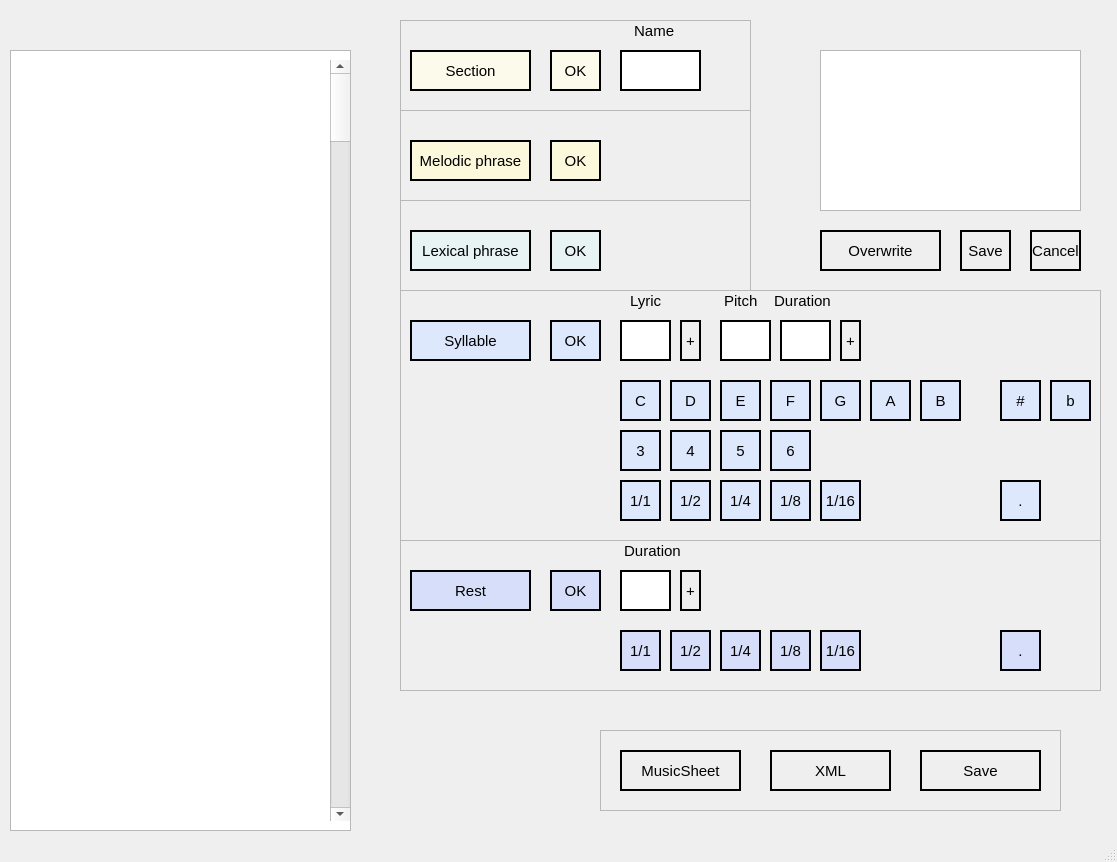
This is ui/song-xml_editor.ui in uU-Uuu/song-xml-editor as Qt 5 draws it before an edit. The edited form follows.
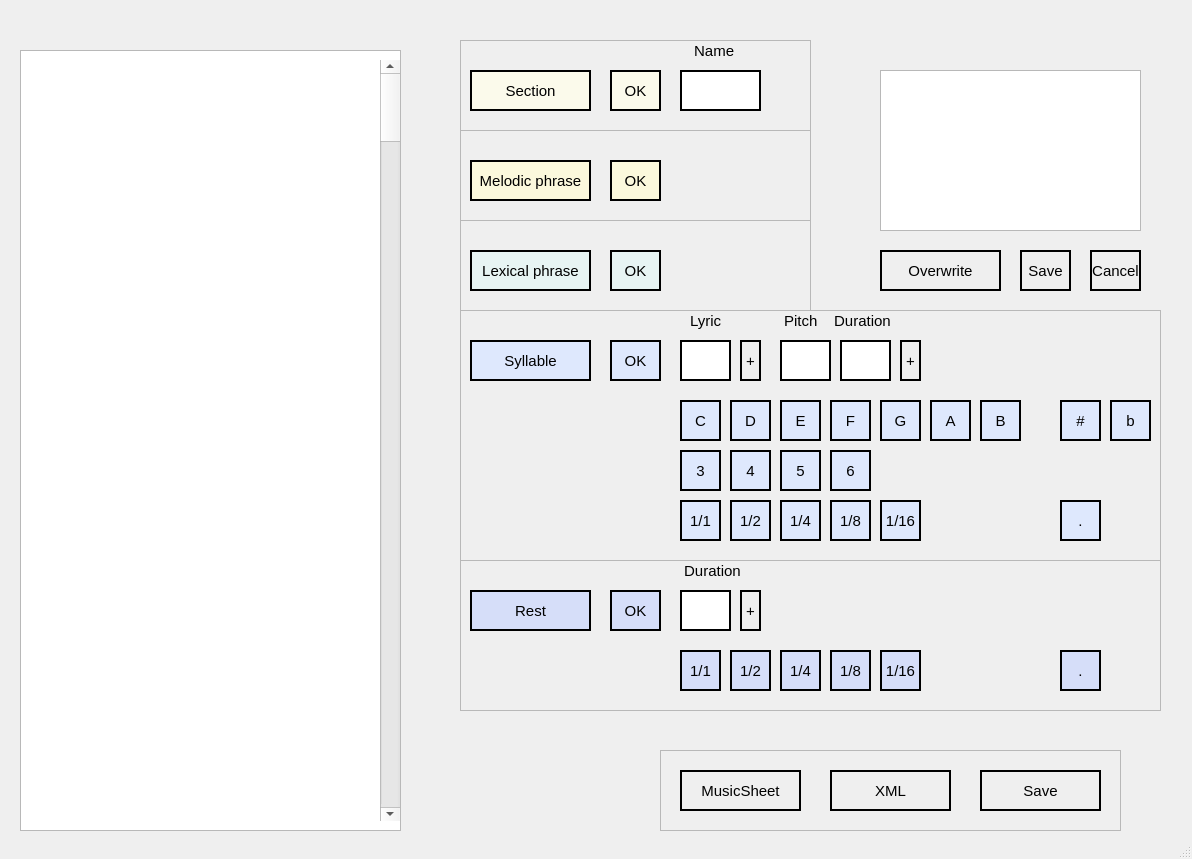
This is the edited form.

Patch:
```diff
--- a/ui/song-xml_editor.ui
+++ b/ui/song-xml_editor.ui
@@ -6,8 +6,8 @@
    <rect>
     <x>0</x>
     <y>0</y>
-    <width>1117</width>
-    <height>862</height>
+    <width>1192</width>
+    <height>859</height>
    </rect>
   </property>
   <property name="windowTitle">
@@ -17,7 +17,7 @@
    <widget class="QScrollBar" name="verticalScrollBar">
     <property name="geometry">
      <rect>
-      <x>330</x>
+      <x>290</x>
       <y>60</y>
       <width>20</width>
       <height>761</height>
@@ -30,8 +30,8 @@
    <widget class="QPlainTextEdit" name="previewInput">
     <property name="geometry">
      <rect>
-      <x>820</x>
-      <y>50</y>
+      <x>880</x>
+      <y>70</y>
       <width>261</width>
       <height>161</height>
      </rect>
@@ -43,9 +43,9 @@
    <widget class="QTreeView" name="treeView">
     <property name="geometry">
      <rect>
-      <x>10</x>
+      <x>20</x>
       <y>50</y>
-      <width>341</width>
+      <width>381</width>
       <height>781</height>
      </rect>
     </property>
@@ -53,7 +53,7 @@
    <widget class="QScrollBar" name="verticalScrollBar_2">
     <property name="geometry">
      <rect>
-      <x>330</x>
+      <x>380</x>
       <y>60</y>
       <width>20</width>
       <height>761</height>
@@ -66,8 +66,8 @@
    <widget class="QFrame" name="sectionFrame">
     <property name="geometry">
      <rect>
-      <x>400</x>
-      <y>20</y>
+      <x>460</x>
+      <y>40</y>
       <width>351</width>
       <height>91</height>
      </rect>
@@ -155,8 +155,8 @@
    <widget class="QFrame" name="melPhraseFrame">
     <property name="geometry">
      <rect>
-      <x>400</x>
-      <y>110</y>
+      <x>460</x>
+      <y>130</y>
       <width>351</width>
       <height>91</height>
      </rect>
@@ -211,8 +211,8 @@
    <widget class="QFrame" name="lexPhraseFrame">
     <property name="geometry">
      <rect>
-      <x>400</x>
-      <y>200</y>
+      <x>460</x>
+      <y>220</y>
       <width>351</width>
       <height>91</height>
      </rect>
@@ -267,8 +267,8 @@
    <widget class="QFrame" name="syllableFrame">
     <property name="geometry">
      <rect>
-      <x>400</x>
-      <y>290</y>
+      <x>460</x>
+      <y>310</y>
       <width>701</width>
       <height>251</height>
      </rect>
@@ -843,8 +843,8 @@
    <widget class="QFrame" name="restFrame">
     <property name="geometry">
      <rect>
-      <x>400</x>
-      <y>540</y>
+      <x>460</x>
+      <y>560</y>
       <width>701</width>
       <height>151</height>
      </rect>
@@ -1071,8 +1071,8 @@
    <widget class="QFrame" name="actionBtnsFrame">
     <property name="geometry">
      <rect>
-      <x>600</x>
-      <y>730</y>
+      <x>660</x>
+      <y>750</y>
       <width>461</width>
       <height>81</height>
      </rect>
@@ -1144,8 +1144,8 @@
    <widget class="QToolButton" name="overwriteBtn">
     <property name="geometry">
      <rect>
-      <x>820</x>
-      <y>230</y>
+      <x>880</x>
+      <y>250</y>
       <width>121</width>
       <height>41</height>
      </rect>
@@ -1163,8 +1163,8 @@
    <widget class="QToolButton" name="saveXMLBtn">
     <property name="geometry">
      <rect>
-      <x>960</x>
-      <y>230</y>
+      <x>1020</x>
+      <y>250</y>
       <width>51</width>
       <height>41</height>
      </rect>
@@ -1183,8 +1183,8 @@
    <widget class="QToolButton" name="cancelXMLBtn">
     <property name="geometry">
      <rect>
-      <x>1030</x>
-      <y>230</y>
+      <x>1090</x>
+      <y>250</y>
       <width>51</width>
       <height>41</height>
      </rect>
```
